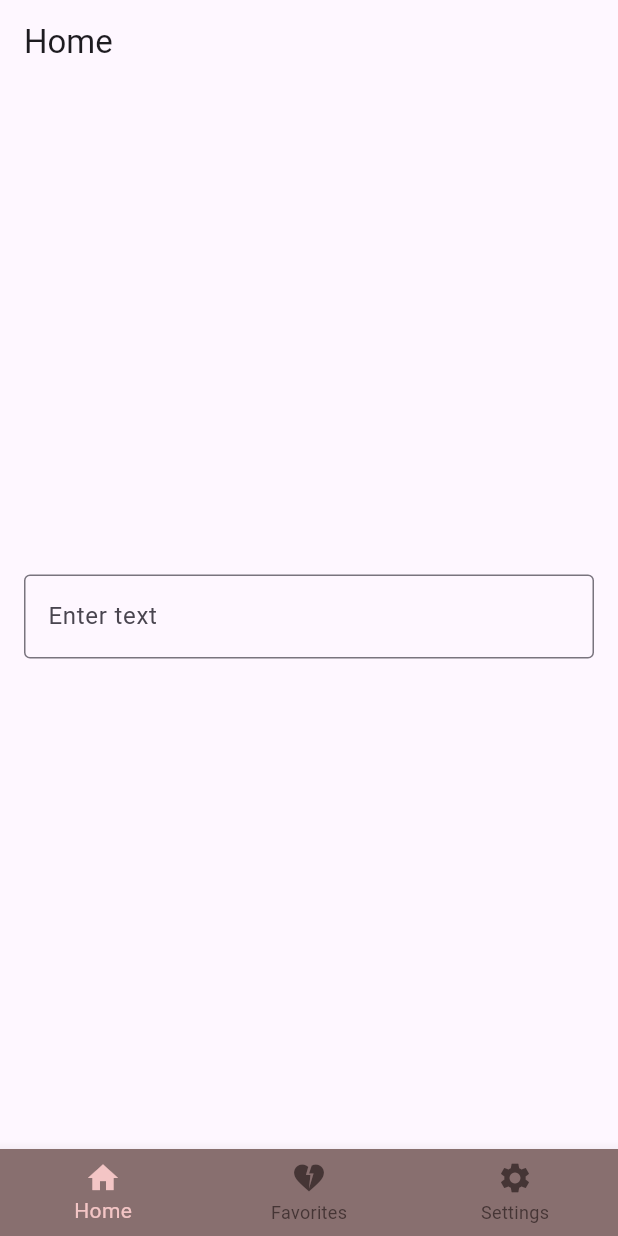
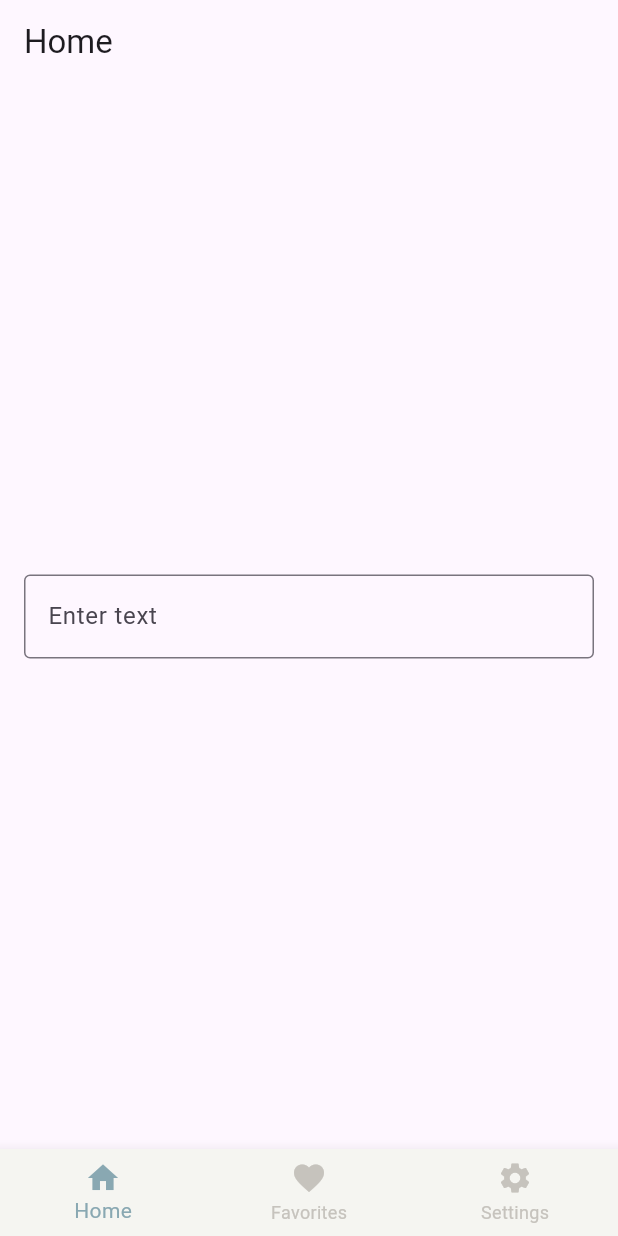
Before and after one commit to serraisik5/MindfulnesApp, a Flutter app: the screen it shows after launch, on a phone screen of 412 x 824 dp. Run offline on Flutter 3.47's test engine with Material 3 defaults, Android fonts, the phone set to English and light mode, and no system bars; our stand-ins replace get.

Commit message:
app initialization

```diff
--- a/frontend/lib/helpers/constants/colors.dart
+++ b/frontend/lib/helpers/constants/colors.dart
@@ -1,9 +1,9 @@
 import 'package:flutter/material.dart';
 
-const Color appPrimary = Color(0xFFF3C5C5);
-const Color appSecondary = Color(0xFFC1A3A3);
-const Color brown = Color(0xFF886F6F);
-const Color darkBrown = Color.fromARGB(255, 69, 53, 53);
+const Color appPrimary = Color(0xFF89A8B2);
+const Color appSecondary = Color(0xFFB3C8CF);
+const Color appTertiary = Color.fromARGB(255, 198, 195, 189);
+const Color appBackground = Color.fromARGB(255, 245, 245, 241);
 const Color k202020 = Color(0xFF202020);
 const Color kC2C2C2 = Color(0xFFC2C2C2);
 const Color kCCCCCC = Color(0xFFCCCCCC);
--- a/frontend/lib/modules/base/views/base_view.dart
+++ b/frontend/lib/modules/base/views/base_view.dart
@@ -35,15 +35,15 @@ class _BaseViewState extends State<BaseView> {
         children: _screens,
       ),
       bottomNavigationBar: BottomNavigationBar(
-        backgroundColor: brown,
+        backgroundColor: appBackground,
         selectedItemColor: appPrimary,
-        unselectedItemColor: darkBrown,
+        unselectedItemColor: appTertiary,
         currentIndex: selectedIndex,
         onTap: _onItemTapped,
         items: const [
           BottomNavigationBarItem(icon: Icon(Icons.home), label: 'Home'),
           BottomNavigationBarItem(
-              icon: Icon(Icons.heart_broken), label: 'Favorites'),
+              icon: Icon(Icons.favorite), label: 'Favorites'),
           BottomNavigationBarItem(icon: Icon(Icons.settings), label: 'Settings')
         ],
       ),
```
